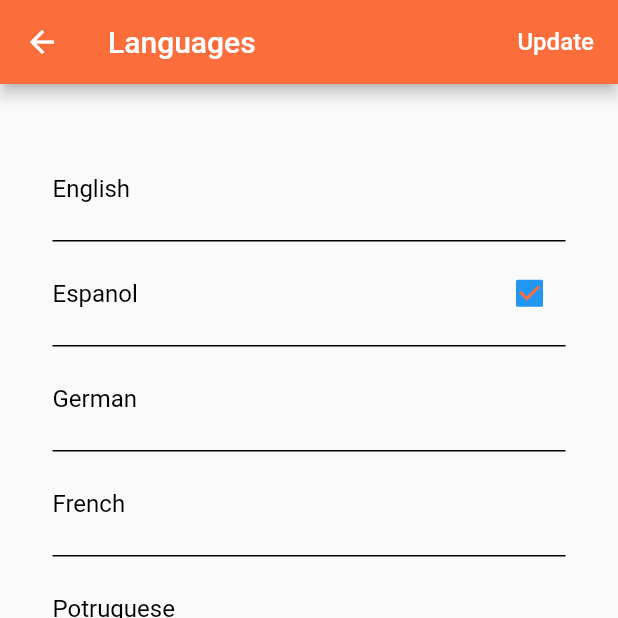
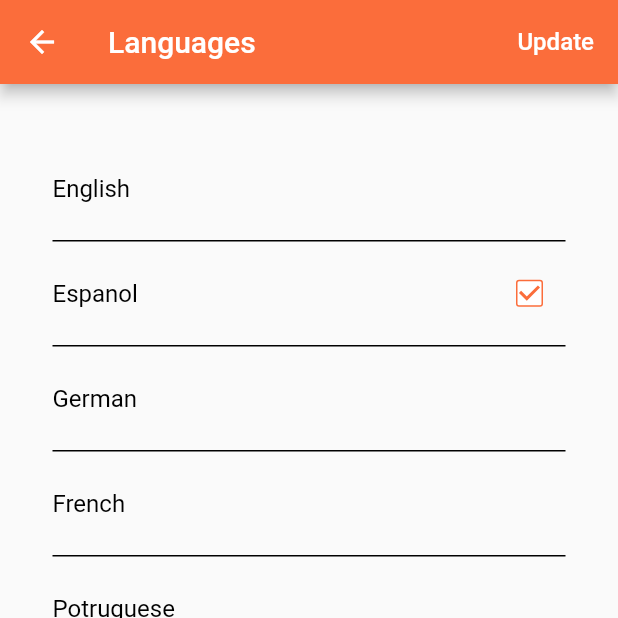
Before and after one commit to kelle92/flutter_tasks, a Flutter app: the LanguagesScreen screen opened by its route, on a phone screen of 412 x 824 dp, the top half of it. Run offline on Flutter 3.47's test engine with Material 2 defaults, Android fonts, the phone set to English and light mode, and no system bars; our stand-ins replace flutter_map, geolocator, latlong2, scrollable_positioned_list.

Commit message:
Checkbox design changes. Function name: defaultFunction -> updateLanguage

```diff
--- a/lib/language_widget.dart
+++ b/lib/language_widget.dart
@@ -24,11 +24,11 @@ class LanguagesScreen extends StatefulWidget {
       {super.key,
       this.languageList = const [],
       required this.defaultLanguage,
-      this.defaultFunction});
+      this.updateLanguage});
 
   final List languageList;
   final String defaultLanguage;
-  final void defaultFunction;
+  final void updateLanguage;
 
   @override
   State<LanguagesScreen> createState() => _LanguagesScreenState();
@@ -65,7 +65,7 @@ class _LanguagesScreenState extends State<LanguagesScreen> {
                     Navigator.pop(context, "/");
 
                     //Default funkcija koja je proslijeđena kroz kontruktor
-                    widget.defaultFunction;
+                    widget.updateLanguage;
                   },
                 )
               ],
@@ -97,6 +97,14 @@ class _LanguagesScreenState extends State<LanguagesScreen> {
                             Checkbox(
                                 value: isChecked,
                                 checkColor: const Color(0xFFFB6D3B),
+                                activeColor: Colors.white,
+                                shape: RoundedRectangleBorder(
+                                  borderRadius: BorderRadius.circular(2.0),
+                                ),
+                                side: MaterialStateBorderSide.resolveWith(
+                                  (states) => const BorderSide(
+                                      width: 1.0, color: Color(0xFFFB6D3B)),
+                                ),
                                 onChanged: (value) {
                                   setState(() {});
                                 })
```
